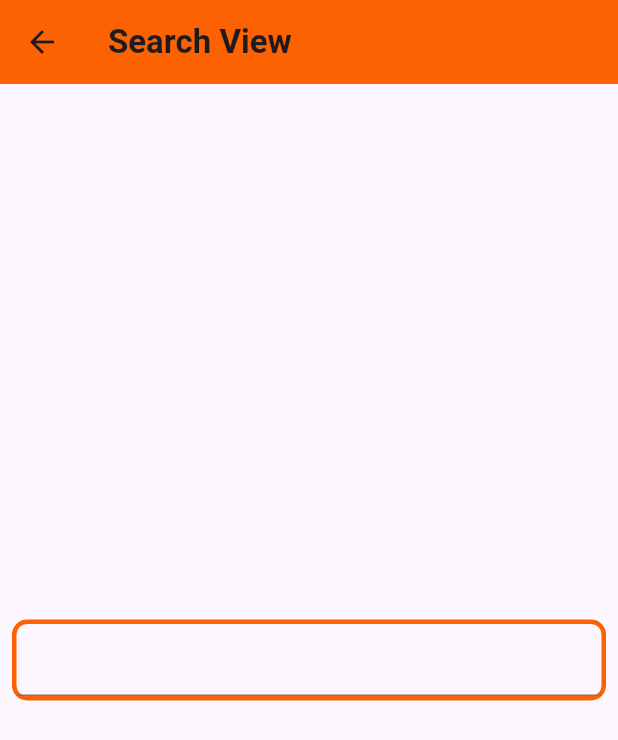
After one commit to OsamaAliLasheen/weather_app, a Flutter app: the screen it shows after launch, after a tap on the "search" icon, on a phone screen of 412 x 824 dp. The commit adds this screen. Shown: the top 740 px of the screen. Run offline on Flutter 3.47's test engine with Material 3 defaults, Android fonts, the phone set to English and light mode, and no system bars.

Commit message:
Refactor code and add search functionality
- Refactored code to remove unused pages and widgets
- Added search functionality to the app bar with a new SearchView page
- Updated the app bar color to match the design
- Fixed a typo in the weather info display

```diff
--- a/lib/main.dart
+++ b/lib/main.dart
@@ -6,7 +6,7 @@ void main() {
 }
 
 class WeatherApp extends StatelessWidget {
-  const WeatherApp({Key? key}) : super(key: key);
+  const WeatherApp({super.key});
 
   @override
   Widget build(BuildContext context) {
--- a/lib/views/home_view.dart
+++ b/lib/views/home_view.dart
@@ -1,5 +1,7 @@
 import 'package:flutter/material.dart';
 import 'package:weather_app/widgets/no_weather_body.dart';
+
+import 'search_view.dart';
 
 class HomeView extends StatelessWidget {
   const HomeView({super.key});
@@ -9,6 +11,16 @@ class HomeView extends StatelessWidget {
     return Scaffold(
       appBar: AppBar(
         title: const Text('Weather App'),
+        actions: [
+          IconButton(
+            onPressed: () {
+              Navigator.of(context).push(MaterialPageRoute(builder: (context) {
+                return const SearchView();
+              }));
+            },
+            icon: const Icon(Icons.search),
+          )
+        ],
       ),
       body: const NoWeatherBody(),
     );
--- /dev/null
+++ b/lib/views/search_view.dart
@@ -0,0 +1,28 @@
+import 'package:flutter/material.dart';
+
+class SearchView extends StatelessWidget {
+  const SearchView({super.key});
+
+  @override
+  Widget build(BuildContext context) {
+    return Scaffold(
+      appBar: AppBar(
+        backgroundColor: const Color.fromARGB(255, 253, 98, 2),
+        title: const Text('Search View',
+            style: TextStyle(fontWeight: FontWeight.bold)),
+      ),
+      body: Center(
+        child: Padding(
+          padding: const EdgeInsets.all(8.0),
+          child: Container(
+            decoration: BoxDecoration(
+                borderRadius: const BorderRadius.all(Radius.circular(10)),
+                border: Border.all(
+                    color: const Color.fromARGB(255, 253, 98, 2), width: 3)),
+            child: const TextField(),
+          ),
+        ),
+      ),
+    );
+  }
+}
--- a/lib/widgets/no_weather_body.dart
+++ b/lib/widgets/no_weather_body.dart
@@ -1,9 +1,7 @@
 import 'package:flutter/material.dart';
 
 class NoWeatherBody extends StatelessWidget {
-  const NoWeatherBody({
-    Key? key,
-  }) : super(key: key);
+  const NoWeatherBody({super.key});
 
   @override
   Widget build(BuildContext context) {
--- a/lib/widgets/weather_info_body.dart
+++ b/lib/widgets/weather_info_body.dart
@@ -1,7 +1,7 @@
 import 'package:flutter/material.dart';
 
 class WeatherInfoBody extends StatelessWidget {
-  const WeatherInfoBody({Key? key}) : super(key: key);
+  const WeatherInfoBody({super.key});
 
   @override
   Widget build(BuildContext context) {
@@ -61,7 +61,7 @@ class WeatherInfoBody extends StatelessWidget {
             height: 32,
           ),
           const Text(
-            'Ligh Rain',
+            'Light Rain',
             style: TextStyle(
               fontWeight: FontWeight.bold,
               fontSize: 32,
```
Also changed, not shown: lib/views/no_weather_page.dart (deleted, +0 -30 lines), lib/views/search_page.dart (deleted, +0 -27 lines), lib/views/weather_body.dart (deleted, +0 -73 lines).
